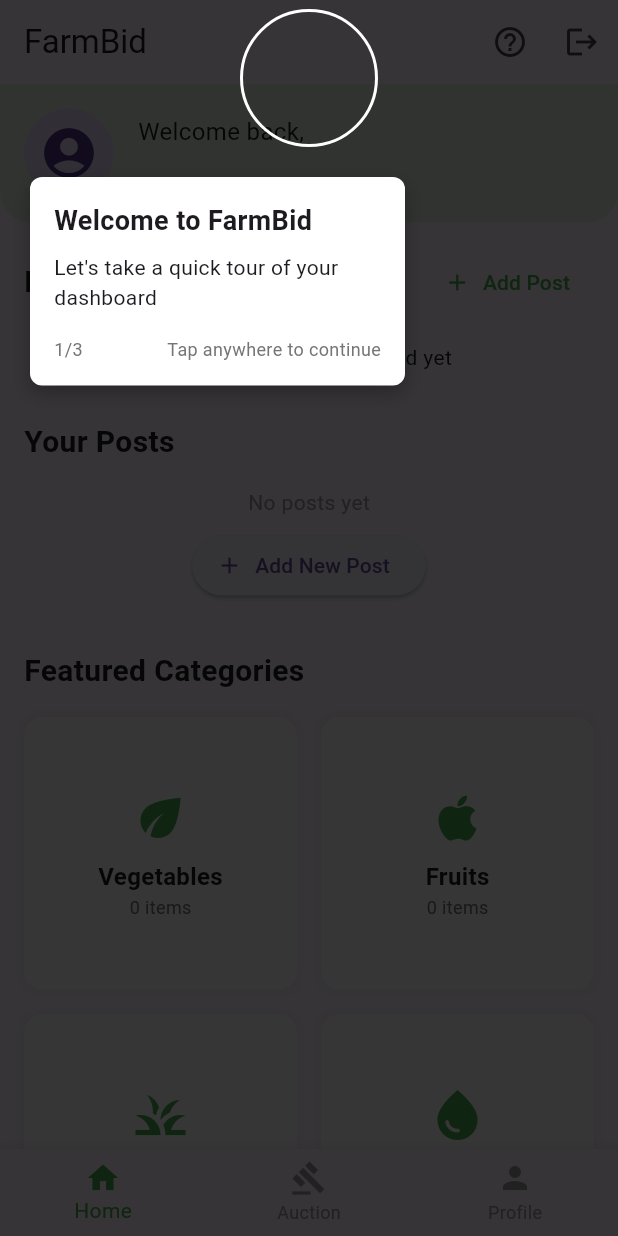
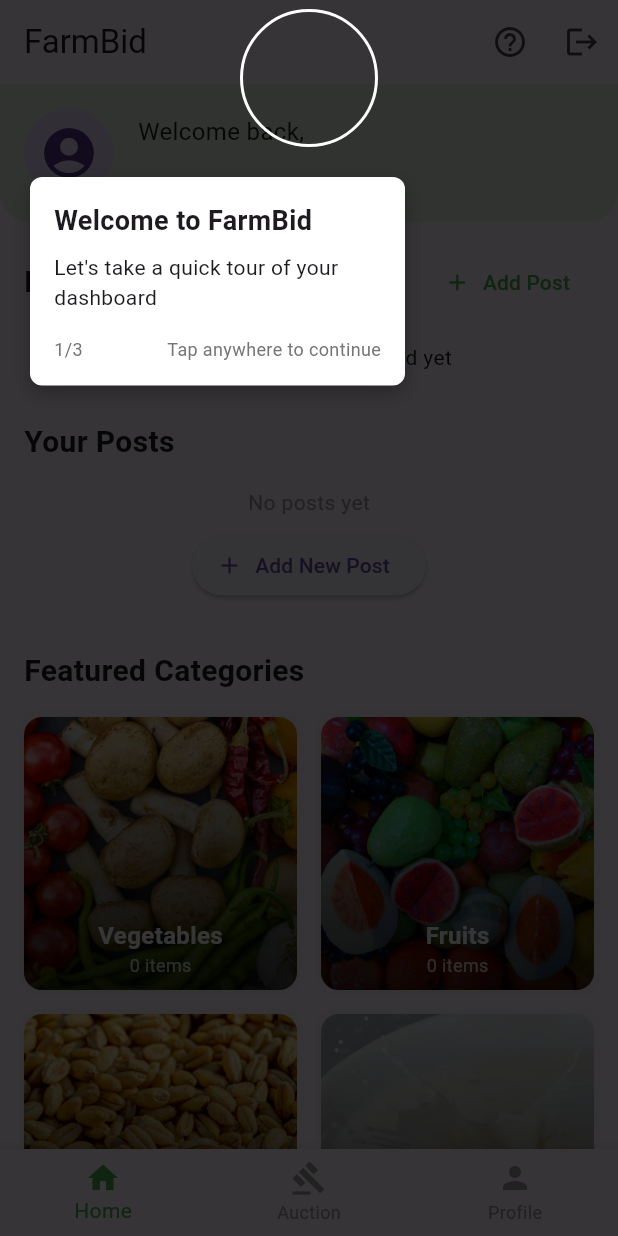
Before and after one commit to parthavpovil/FarmBid, a Flutter app: the screen it shows once a user with an empty profile is signed in, after a tap on the "help outline" icon, on a phone screen of 412 x 824 dp. Run offline on Flutter 3.47's test engine with Material 3 defaults, Android fonts, the phone set to English and light mode, and no system bars; our stand-ins replace cloud_firestore, firebase_auth, firebase_core, geocoding, geolocator, google_sign_in and 3 more; missing offline and left inert: cloudinary_public, razorpay_flutter; accounts and stored records are empty.

Commit message:
Update: Added photos for featured categories in home screen

```diff
--- a/lib/home_page.dart
+++ b/lib/home_page.dart
@@ -447,30 +447,71 @@ class _HomePageState extends State<HomePage> {
           ),
         ],
       ),
+      child: ClipRRect(
+        borderRadius: BorderRadius.circular(12),
+        child: Stack(
+          children: [
+            // Background Image
+            Positioned.fill(
+              child: Image.asset(
+                'assets/categories/${title.toLowerCase()}.jpg',
+                fit: BoxFit.cover,
+                errorBuilder: (context, error, stackTrace) {
+                  print('Error loading image for category: $title');
+                  return Container(
+                    color: Colors.grey[300],
+                    child: Icon(Icons.image_not_supported, color: Colors.grey[600]),
+                  );
+                },
+              ),
+            ),
+            // Dark Overlay
+            Positioned.fill(
+              child: Container(
+                decoration: BoxDecoration(
+                  gradient: LinearGradient(
+                    begin: Alignment.topCenter,
+                    end: Alignment.bottomCenter,
+                    colors: [
+                      Colors.transparent,
+                      Colors.black.withOpacity(0.7),
+                    ],
+                  ),
+                ),
+              ),
+            ),
+            // Text Content
+            Positioned(
+              bottom: 0,
+              left: 0,
+              right: 0,
+              child: Container(
+                padding: const EdgeInsets.all(8),
                 child: Column(
-        mainAxisAlignment: MainAxisAlignment.center,
+                  mainAxisSize: MainAxisSize.min,
+                  crossAxisAlignment: CrossAxisAlignment.center,
                   children: [
-          Icon(
-            _getCategoryIcon(title),
-            size: 40,
-            color: Colors.green,
-          ),
-          const SizedBox(height: 8),
                     Text(
                       title,
                       style: const TextStyle(
                         fontSize: 16,
                         fontWeight: FontWeight.bold,
+                        color: Colors.white,
                       ),
                     ),
                     Text(
                       itemCount,
                       style: TextStyle(
-              color: Colors.grey[600],
+                        color: Colors.white.withOpacity(0.8),
                         fontSize: 12,
                       ),
                     ),
                   ],
+                ),
+              ),
+            ),
+          ],
+        ),
       ),
     );
   }
--- a/pubspec.yaml
+++ b/pubspec.yaml
@@ -75,6 +75,11 @@ flutter:
   assets:
     - assets/google_logo.png
     - assets/farmdirect.png
+    - assets/categories/vegetables.jpg
+    - assets/categories/fruits.jpg
+    - assets/categories/grains.jpg
+    - assets/categories/dairy.jpg
+    - assets/categories/others.jpg
 
   # An image asset can refer to one or more resolution-specific "variants", see
   # https://flutter.dev/to/resolution-aware-images
```
Also changed, not shown: assets/categories/dairy.jpg (added), assets/categories/fruits.jpg (added), assets/categories/grains.jpg (added), assets/categories/others.jpg (added), assets/categories/vegetables.jpg (added). Lines whose indentation alone changed are shown as unchanged.
